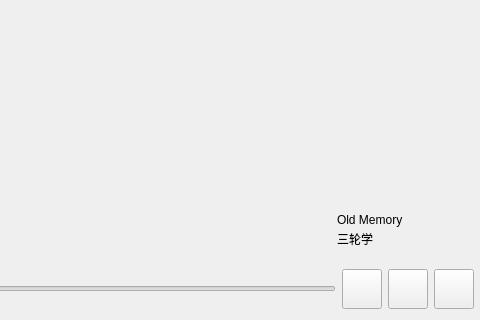
XChy/XYZPlayer, file MainWindow.ui: the form before one commit; both pictures show x 269 to 749 and y 193 to 513 of the 749 by 513 pixel window.
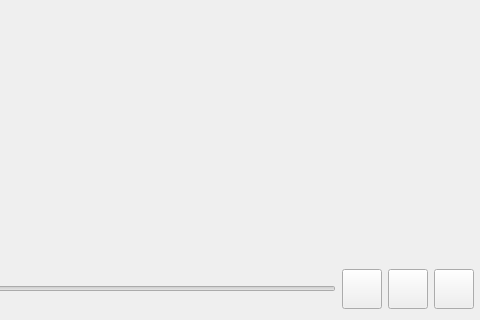
The form after the commit.

What changed in the file:
```diff
--- a/MainWindow.ui
+++ b/MainWindow.ui
@@ -313,7 +313,7 @@
           </rect>
          </property>
          <property name="text">
-          <string>Old Memory</string>
+          <string/>
          </property>
          <property name="textInteractionFlags">
           <set>Qt::TextSelectableByMouse</set>
@@ -329,7 +329,7 @@
           </rect>
          </property>
          <property name="text">
-          <string>三轮学</string>
+          <string/>
          </property>
          <property name="textInteractionFlags">
           <set>Qt::TextSelectableByMouse</set>
```
Left out of the diff: 20 changed lines with no effect on the pictures.
